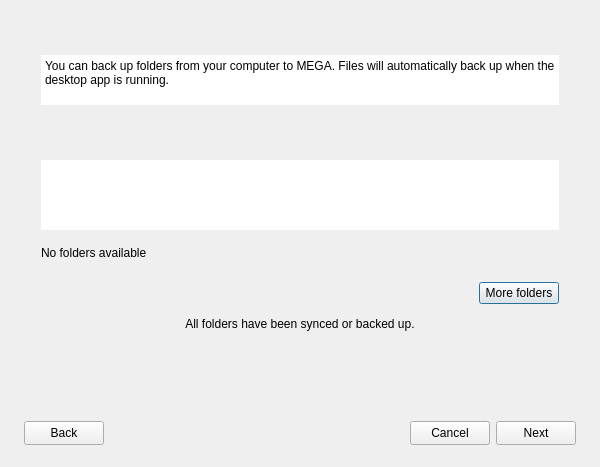
Above: src/MEGASync/syncs/gui/Backups/win/BackupsWizard.ui from meganz/MEGAsync before the change. Below: the same form after it.
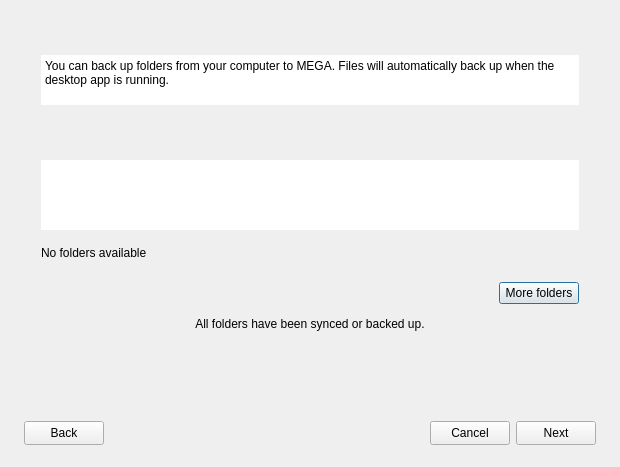
That is the form after the change. Icons and pictures are not drawn.

Diff of the .ui file:
```diff
--- a/src/MEGASync/syncs/gui/Backups/win/BackupsWizard.ui
+++ b/src/MEGASync/syncs/gui/Backups/win/BackupsWizard.ui
@@ -9,19 +9,19 @@
    <rect>
     <x>0</x>
     <y>0</y>
-    <width>600</width>
+    <width>620</width>
     <height>467</height>
    </rect>
   </property>
   <property name="sizePolicy">
-   <sizepolicy hsizetype="Fixed" vsizetype="Maximum">
+   <sizepolicy hsizetype="Preferred" vsizetype="Preferred">
     <horstretch>0</horstretch>
     <verstretch>0</verstretch>
    </sizepolicy>
   </property>
   <property name="minimumSize">
    <size>
-    <width>600</width>
+    <width>620</width>
     <height>0</height>
    </size>
   </property>
@@ -308,6 +308,9 @@
          <property name="textFormat">
           <enum>Qt::RichText</enum>
          </property>
+         <property name="wordWrap">
+          <bool>true</bool>
+         </property>
         </widget>
        </item>
        <item>
```
